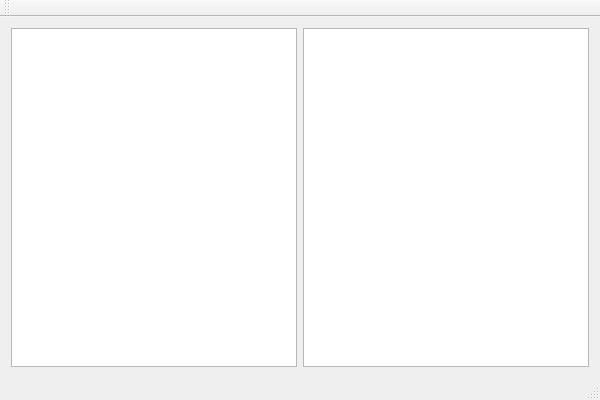
First picture: the form in OperatingSystemLab2/MainWindow.ui, repository KyokaiNoKanata/OperatingSystemLab2, before the edit.
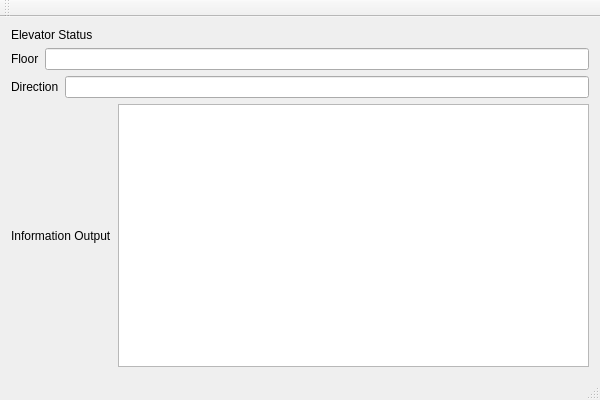
Second picture: the form after the edit.

```diff
--- a/OperatingSystemLab2/MainWindow.ui
+++ b/OperatingSystemLab2/MainWindow.ui
@@ -15,10 +15,49 @@
   </property>
   <widget class="QWidget" name="centralWidget">
    <layout class="QVBoxLayout" name="verticalLayout">
+    <item>
+     <widget class="QLabel" name="label_2">
+      <property name="text">
+       <string>Elevator Status</string>
+      </property>
+     </widget>
+    </item>
+    <item>
+     <layout class="QHBoxLayout" name="horizontalLayout_2">
+      <item>
+       <widget class="QLabel" name="label_3">
+        <property name="text">
+         <string>Floor</string>
+        </property>
+       </widget>
+      </item>
+      <item>
+       <widget class="QLineEdit" name="lineEdit"/>
+      </item>
+     </layout>
+    </item>
+    <item>
+     <layout class="QHBoxLayout" name="horizontalLayout_3">
+      <item>
+       <widget class="QLabel" name="label_4">
+        <property name="text">
+         <string>Direction</string>
+        </property>
+       </widget>
+      </item>
+      <item>
+       <widget class="QLineEdit" name="Direction"/>
+      </item>
+     </layout>
+    </item>
     <item>
      <layout class="QHBoxLayout" name="horizontalLayout">
       <item>
-       <widget class="QTextBrowser" name="textBrowser_2"/>
+       <widget class="QLabel" name="label">
+        <property name="text">
+         <string>Information Output</string>
+        </property>
+       </widget>
       </item>
       <item>
        <widget class="QTextBrowser" name="textBrowser"/>
```
